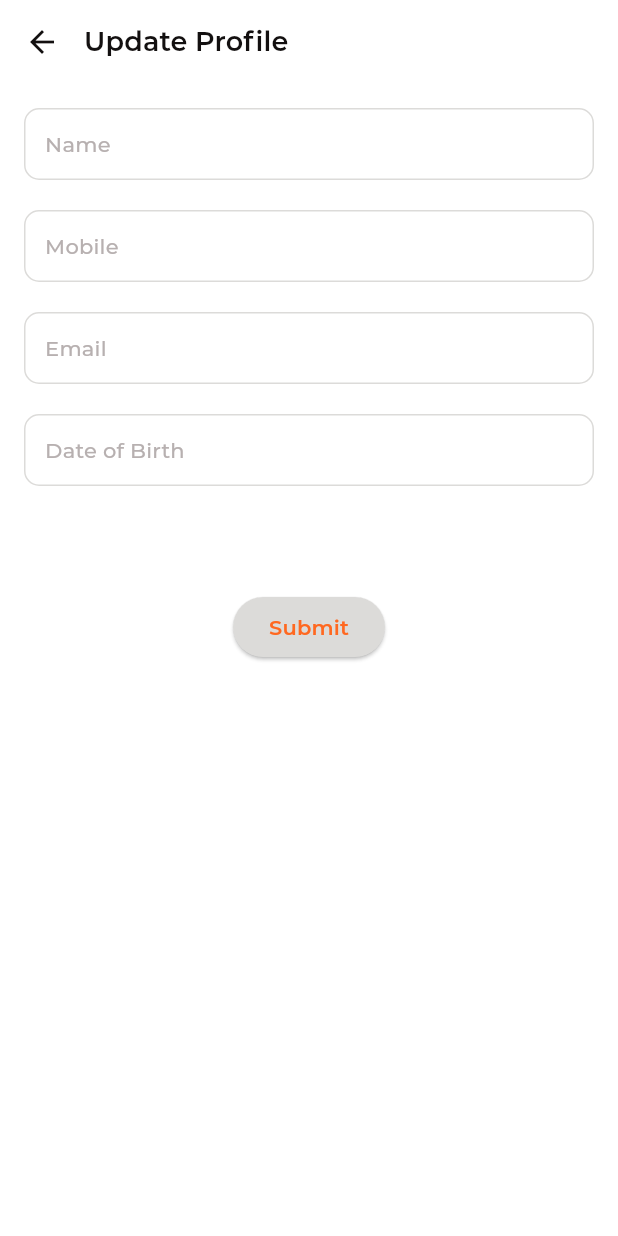
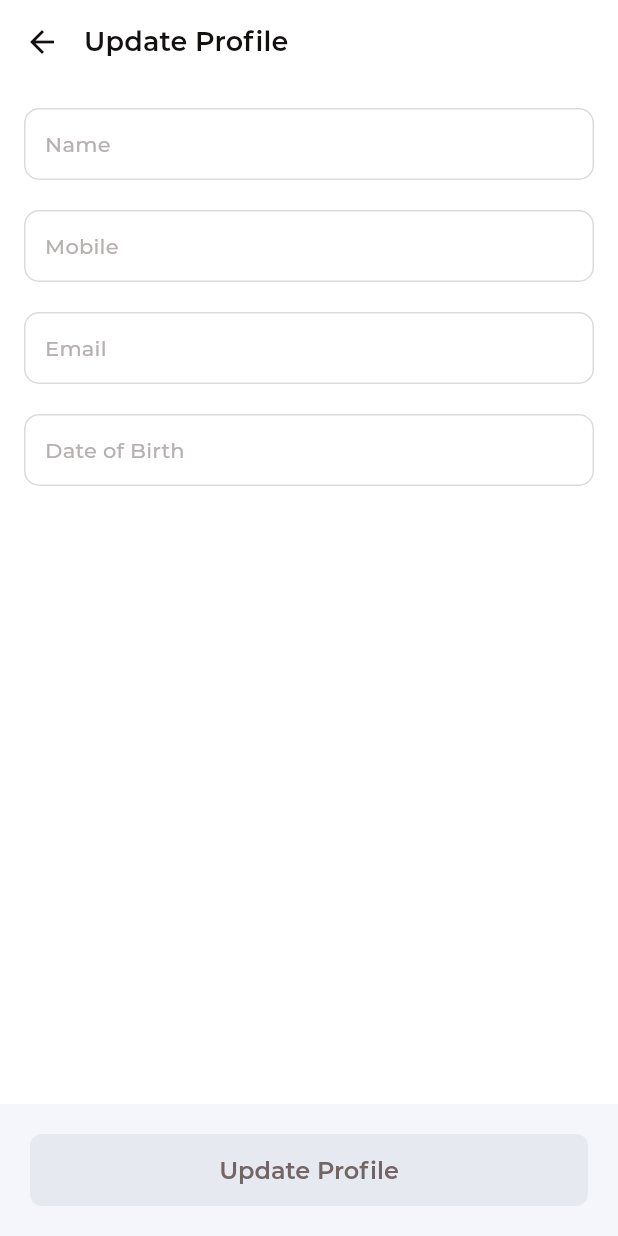
Before and after one commit to tulasireddytulasi/SpicyPickles, a Flutter app: the UpdateProfile screen opened directly, on a phone screen of 412 x 824 dp. Run offline on Flutter 3.47's test engine with Material 3 defaults, Android fonts, the phone set to English and light mode, and no system bars; our stand-ins replace bloc, cached_network_image, equatable, flutter_bloc, flutter_svg, infinite_scroll_pagination and 2 more; network calls fail.

Commit message:
add: Add Update Profile Button

```diff
--- a/lib/core/utils/app_colors.dart
+++ b/lib/core/utils/app_colors.dart
@@ -61,4 +61,6 @@ class AppColors {
   static const silver2 = Color(0xFFE0DCDC);
   static const blueGrey200 = Color(0xFFB0BEC5);
   static const lynxWhite = Color(0xFFF7F7F7);
+  static const lightBlue = Color(0xFFe6e9f0);
+  static const bgColor = Color(0xFFf5f6fb);
 }
--- a/lib/presentation/update_profile/update_profile.dart
+++ b/lib/presentation/update_profile/update_profile.dart
@@ -2,6 +2,7 @@ import 'package:flutter/material.dart';
 import 'package:intl/intl.dart';
 import 'package:spicypickles/core/utils/app_colors.dart';
 import 'package:spicypickles/core/utils/app_extensions.dart';
+import 'package:spicypickles/presentation/widgets/reusable_button.dart';
 import 'package:spicypickles/presentation/widgets/text_field_widgets/text_field_widgets.dart';
 import 'package:spicypickles/presentation/widgets/text_form_widget.dart';
 
@@ -94,14 +95,22 @@ class _UpdateProfileState extends State<UpdateProfile> with TextFieldStyle {
                     onTap: () => _selectDate(context),
                   ),
                   const SizedBox(height: 50),
-                  ElevatedButton(
-                    onPressed: _submitForm,
-                    child: Text("Submit"),
-                  ),
                 ],
               ),
             ),
           ),
+        ),
+      ),
+      bottomNavigationBar: Container(
+        height: 88,
+        color: AppColors.bgColor,
+        padding: EdgeInsets.symmetric(horizontal: 20, vertical: 20),
+        child: ProceedButton(
+          callingAPI: _submitForm,
+          buttonWidth: 200,
+          borderRadius: 8,
+          text: "Update Profile",
+          color: AppColors.lightBlue, //Colors.blue.withValues(alpha: 0.4),
         ),
       ),
     );
```
Also changed, not shown: lib/presentation/widgets/reusable_button.dart (+5 -12 lines).
